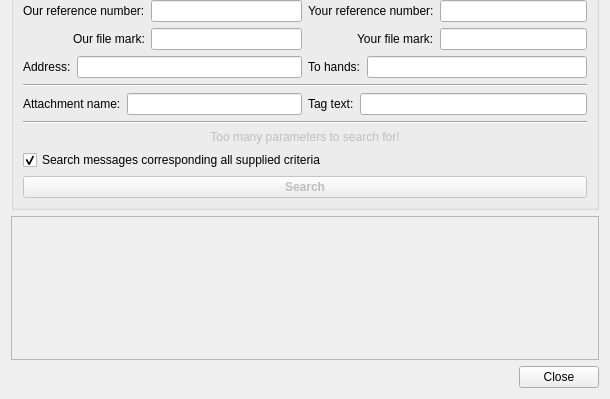
Old version of the form src/gui/ui/dlg_msg_search.ui in the repository psakar/datovka; both pictures show x 0 to 610 and y 281 to 680 of the 610 by 680 pixel window.
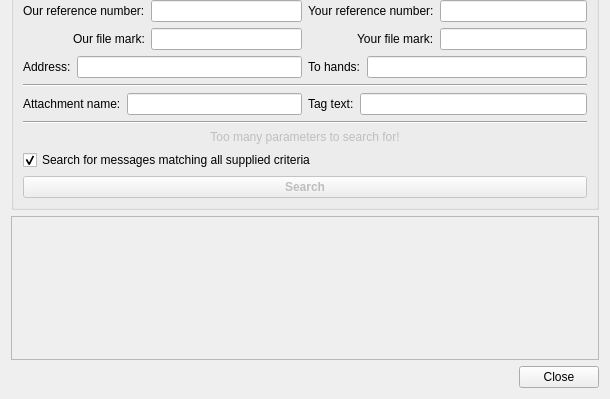
New version of the form. Icons and pictures are not drawn. Custom widgets are drawn as their Qt base class.

Commit message: Renamed some UI elements.

The edit to the form file:
```diff
--- a/src/gui/ui/dlg_msg_search.ui
+++ b/src/gui/ui/dlg_msg_search.ui
@@ -367,7 +367,7 @@
       <item>
        <widget class="QCheckBox" name="andOrCheckBox">
         <property name="text">
-         <string>Search messages corresponding all supplied criteria</string>
+         <string>Search for messages matching all supplied criteria</string>
         </property>
         <property name="checked">
          <bool>true</bool>
```
Left out of the diff: 10 changed lines with no effect on the pictures. The commit also changes 1 other file.
